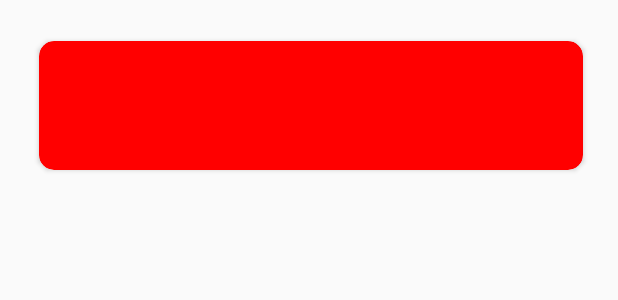
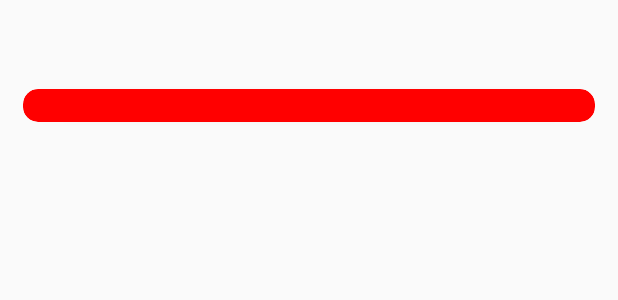
Before and after one commit to prernanain27/HealthAssistant, an Android app: the layout medicine_item_cv.xml on its own in the app's theme, with its tools: preview values and no code run, on a phone screen of 412 x 824 dp. Shown: the top 300 px of the screen. Run offline under Robolectric (Android 15) with nearby library versions, the phone set to English and light mode, and no system bars.

Commit message:
Minor UI changes in ViewMedicine cardView -- medicine_item_cv

```diff
--- a/app/src/main/res/layout/medicine_item_cv.xml
+++ b/app/src/main/res/layout/medicine_item_cv.xml
@@ -6,16 +6,16 @@
     android:id="@+id/activity_view_medicine_item"
     android:layout_width="match_parent"
     android:layout_height="135dp"
-    android:paddingBottom="@dimen/activity_vertical_margin"
-    android:paddingLeft="16dp"
-    android:paddingRight="16dp"
-    android:paddingTop="@dimen/activity_vertical_margin"
+    android:paddingBottom="8dp"
+    android:paddingLeft="5dp"
+    android:paddingRight="8dp"
+    android:paddingTop="8dp"
     tools:context="example.healthassistant.ViewMedicine">
 
     <android.support.v7.widget.CardView
         android:id="@+id/card_view_medItem"
         android:layout_width="fill_parent"
-        android:layout_height="fill_parent"
+        android:layout_height="wrap_content"
         android:layout_gravity="center"
         android:layout_marginTop="10dp"
         android:layout_marginBottom="7dp"
```
